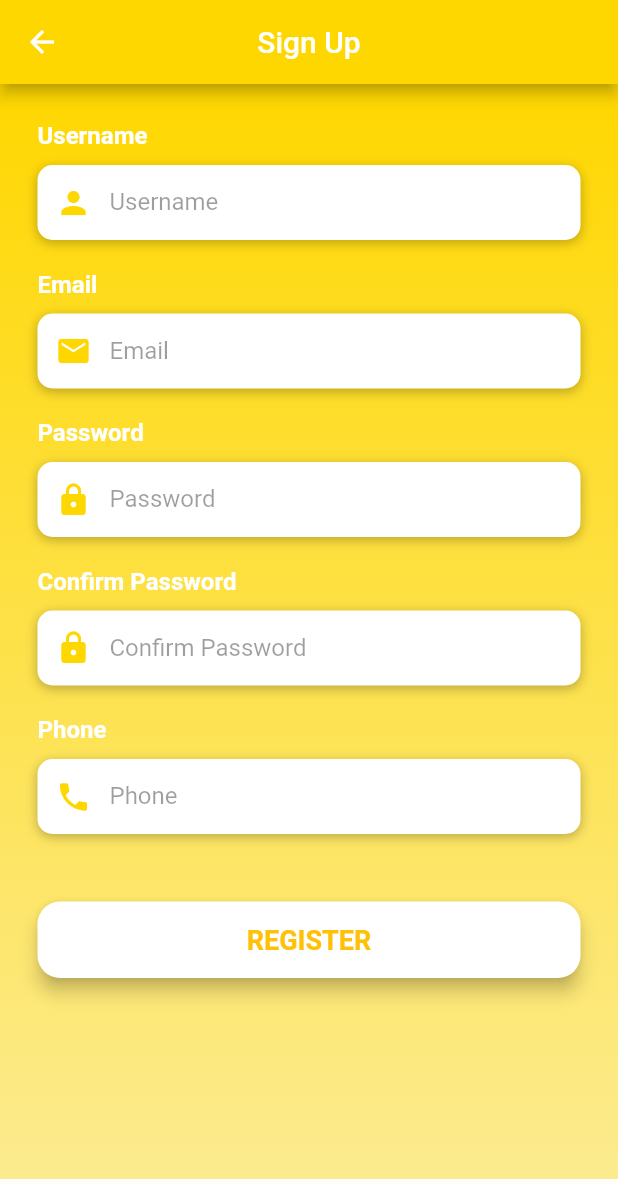
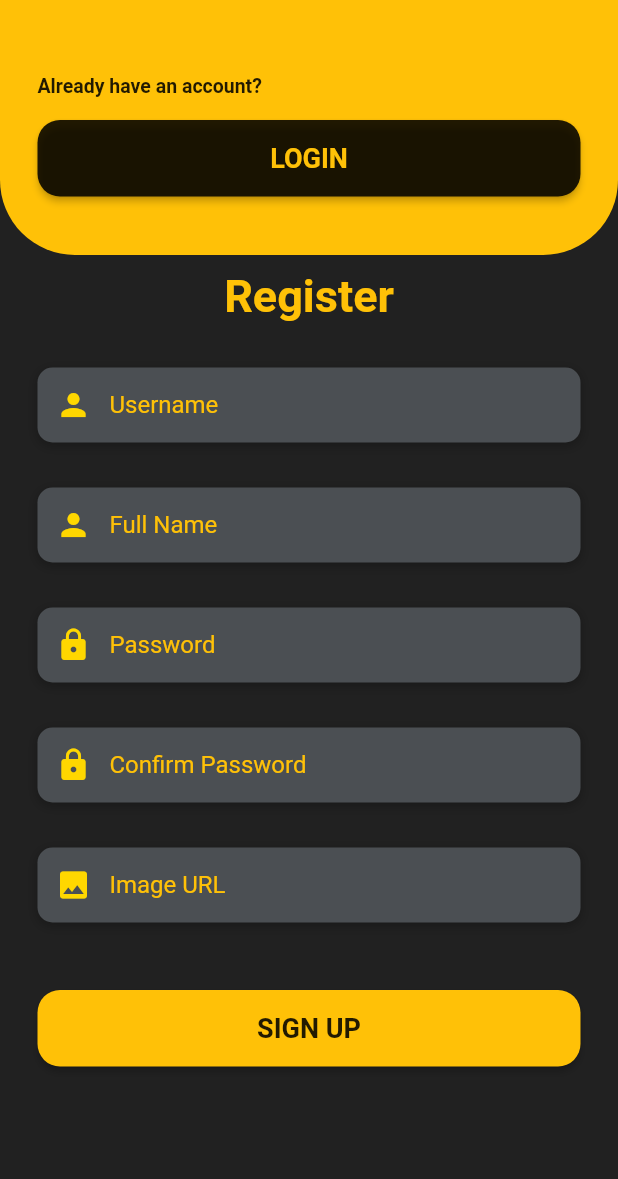
Before and after one commit to kichiro37/BukuSun, a Flutter app: the Register screen opened directly, on a phone screen of 412 x 824 dp. Shown: the top 1179 px of the screen. Run offline on Flutter 3.47's test engine with Material 2 defaults, Android fonts, the phone set to English and light mode, and no system bars.

Commit message:
style:  fix layout login + register

```diff
--- a/lib/pages/register.dart
+++ b/lib/pages/register.dart
@@ -1,5 +1,17 @@
 import 'package:flutter/material.dart';
 import 'package:flutter/services.dart';
+
+class Account {
+  String username;
+  String name;
+  String password;
+
+  Account({
+    required this.username,
+    required this.name,
+    required this.password,
+  });
+}
 
 class Register extends StatefulWidget {
   const Register({Key? key}) : super(key: key);
@@ -8,20 +20,121 @@ class Register extends StatefulWidget {
   _RegisterState createState() => _RegisterState();
 }
 
+Widget buildLoginBtn(context) {
+  return Column(
+    crossAxisAlignment: CrossAxisAlignment.start,
+    children: [
+      Text(
+        'Already have an account?',
+        style: TextStyle(
+            color: Colors.black87, fontSize: 13, fontWeight: FontWeight.bold),
+      ),
+      Container(
+        padding: EdgeInsets.symmetric(vertical: 15),
+        width: double.infinity,
+        child: ElevatedButton(
+          style: ElevatedButton.styleFrom(
+            primary: Colors.black87,
+            padding: EdgeInsets.all(15),
+            shape:
+                RoundedRectangleBorder(borderRadius: BorderRadius.circular(15)),
+          ),
+          onPressed: () {
+            Navigator.of(context).pop();
+          },
+          child: Text(
+            'LOGIN',
+            style: TextStyle(
+                color: Colors.amber, fontSize: 18, fontWeight: FontWeight.bold),
+          ),
+        ),
+      )
+    ],
+  );
+}
+
+class _RegisterState extends State<Register> {
+  String? username, name, password;
+  var akun = [];
+
+  @override
+  Widget build(BuildContext context) {
+    return Scaffold(
+      body: AnnotatedRegion<SystemUiOverlayStyle>(
+        value: SystemUiOverlayStyle.light,
+        child: GestureDetector(
+          child: Stack(
+            children: [
+              Container(
+                height: double.infinity,
+                width: double.infinity,
+                color: Colors.black87,
+                child: SingleChildScrollView(
+                  physics: AlwaysScrollableScrollPhysics(),
+                  padding: EdgeInsets.symmetric(horizontal: 25, vertical: 180),
+                  child: Column(
+                    mainAxisAlignment: MainAxisAlignment.center,
+                    children: [
+                      Text(
+                        'Register',
+                        style: TextStyle(
+                            color: Colors.amber,
+                            fontSize: 30,
+                            fontWeight: FontWeight.bold),
+                      ),
+                      SizedBox(height: 20),
+                      buildUsername(),
+                      SizedBox(height: 20),
+                      buildName(),
+                      SizedBox(height: 20),
+                      buildPassword(),
+                      SizedBox(height: 20),
+                      buildRePassword(),
+                      SizedBox(height: 20),
+                      buildImgURL(),
+                      SizedBox(height: 20),
+                      buildRegisterBtn(),
+                    ],
+                  ),
+                ),
+              ),
+              ClipRRect(
+                borderRadius: BorderRadius.only(
+                    bottomLeft: Radius.circular(50.0),
+                    bottomRight: Radius.circular(50.0)),
+                child: Container(
+                  height: 170,
+                  width: double.infinity,
+                  color: Colors.amber,
+                  child: SingleChildScrollView(
+                    physics: AlwaysScrollableScrollPhysics(),
+                    padding: EdgeInsets.symmetric(horizontal: 25, vertical: 25),
+                    child: Column(
+                      mainAxisAlignment: MainAxisAlignment.center,
+                      children: [
+                        SizedBox(height: 25),
+                        buildLoginBtn(context),
+                      ],
+                    ),
+                  ),
+                ),
+              )
+            ],
+          ),
+        ),
+      ),
+    );
+  }
+
   Widget buildUsername() {
     return Column(
       crossAxisAlignment: CrossAxisAlignment.start,
       children: [
-      Text(
-        'Username',
-        style: TextStyle(
-            color: Colors.white, fontSize: 16, fontWeight: FontWeight.bold),
-      ),
         SizedBox(height: 10),
         Container(
           alignment: Alignment.centerLeft,
           decoration: BoxDecoration(
-            color: Colors.white,
+              color: Color(0xff4b4f53),
               borderRadius: BorderRadius.circular(10),
               boxShadow: [
                 BoxShadow(
@@ -29,8 +142,11 @@ Widget buildUsername() {
               ]),
           height: 50,
           child: TextField(
+            onChanged: (value) {
+              username = value;
+            },
             keyboardType: TextInputType.name,
-          style: TextStyle(color: Colors.black87),
+            style: TextStyle(color: Colors.amber),
             decoration: InputDecoration(
                 border: InputBorder.none,
                 contentPadding: EdgeInsets.only(top: 14),
@@ -39,27 +155,22 @@ Widget buildUsername() {
                   color: Color(0xffffd700),
                 ),
                 hintText: 'Username',
-              hintStyle: TextStyle(color: Colors.black38)),
+                hintStyle: TextStyle(color: Colors.amber)),
           ),
         )
       ],
     );
   }
 
-Widget buildEmail() {
+  Widget buildName() {
     return Column(
       crossAxisAlignment: CrossAxisAlignment.start,
       children: [
-      Text(
-        'Email',
-        style: TextStyle(
-            color: Colors.white, fontSize: 16, fontWeight: FontWeight.bold),
-      ),
         SizedBox(height: 10),
         Container(
           alignment: Alignment.centerLeft,
           decoration: BoxDecoration(
-            color: Colors.white,
+              color: Color(0xff4b4f53),
               borderRadius: BorderRadius.circular(10),
               boxShadow: [
                 BoxShadow(
@@ -67,17 +178,20 @@ Widget buildEmail() {
               ]),
           height: 50,
           child: TextField(
-          keyboardType: TextInputType.emailAddress,
-          style: TextStyle(color: Colors.black87),
+            onChanged: (value) {
+              name = value;
+            },
+            keyboardType: TextInputType.name,
+            style: TextStyle(color: Colors.amber),
             decoration: InputDecoration(
                 border: InputBorder.none,
                 contentPadding: EdgeInsets.only(top: 14),
                 prefixIcon: Icon(
-                Icons.email,
+                  Icons.person,
                   color: Color(0xffffd700),
                 ),
-              hintText: 'Email',
-              hintStyle: TextStyle(color: Colors.black38)),
+                hintText: 'Full Name',
+                hintStyle: TextStyle(color: Colors.amber)),
           ),
         )
       ],
@@ -88,16 +202,11 @@ Widget buildPassword() {
     return Column(
       crossAxisAlignment: CrossAxisAlignment.start,
       children: [
-      Text(
-        'Password',
-        style: TextStyle(
-            color: Colors.white, fontSize: 16, fontWeight: FontWeight.bold),
-      ),
         SizedBox(height: 10),
         Container(
           alignment: Alignment.centerLeft,
           decoration: BoxDecoration(
-            color: Colors.white,
+              color: Color(0xff4b4f53),
               borderRadius: BorderRadius.circular(10),
               boxShadow: [
                 BoxShadow(
@@ -105,8 +214,11 @@ Widget buildPassword() {
               ]),
           height: 50,
           child: TextField(
+            onChanged: (valuepassword) {
+              password = valuepassword;
+            },
             obscureText: true,
-          style: TextStyle(color: Colors.black87),
+            style: TextStyle(color: Colors.amber),
             decoration: InputDecoration(
                 border: InputBorder.none,
                 contentPadding: EdgeInsets.only(top: 14),
@@ -115,7 +227,7 @@ Widget buildPassword() {
                   color: Color(0xffffd700),
                 ),
                 hintText: 'Password',
-              hintStyle: TextStyle(color: Colors.black38)),
+                hintStyle: TextStyle(color: Colors.amber)),
           ),
         )
       ],
@@ -126,16 +238,11 @@ Widget buildRePassword() {
     return Column(
       crossAxisAlignment: CrossAxisAlignment.start,
       children: [
-      Text(
-        'Confirm Password',
-        style: TextStyle(
-            color: Colors.white, fontSize: 16, fontWeight: FontWeight.bold),
-      ),
         SizedBox(height: 10),
         Container(
           alignment: Alignment.centerLeft,
           decoration: BoxDecoration(
-            color: Colors.white,
+              color: Color(0xff4b4f53),
               borderRadius: BorderRadius.circular(10),
               boxShadow: [
                 BoxShadow(
@@ -144,7 +251,7 @@ Widget buildRePassword() {
           height: 50,
           child: TextField(
             obscureText: true,
-          style: TextStyle(color: Colors.black87),
+            style: TextStyle(color: Colors.amber),
             decoration: InputDecoration(
                 border: InputBorder.none,
                 contentPadding: EdgeInsets.only(top: 14),
@@ -153,27 +260,22 @@ Widget buildRePassword() {
                   color: Color(0xffffd700),
                 ),
                 hintText: 'Confirm Password',
-              hintStyle: TextStyle(color: Colors.black38)),
+                hintStyle: TextStyle(color: Colors.amber)),
           ),
         )
       ],
     );
   }
 
-Widget buildPhone() {
+  Widget buildImgURL() {
     return Column(
       crossAxisAlignment: CrossAxisAlignment.start,
       children: [
-      Text(
-        'Phone',
-        style: TextStyle(
-            color: Colors.white, fontSize: 16, fontWeight: FontWeight.bold),
-      ),
         SizedBox(height: 10),
         Container(
           alignment: Alignment.centerLeft,
           decoration: BoxDecoration(
-            color: Colors.white,
+              color: Color(0xff4b4f53),
               borderRadius: BorderRadius.circular(10),
               boxShadow: [
                 BoxShadow(
@@ -181,17 +283,17 @@ Widget buildPhone() {
               ]),
           height: 50,
           child: TextField(
-          keyboardType: TextInputType.phone,
-          style: TextStyle(color: Colors.black87),
+            keyboardType: TextInputType.text,
+            style: TextStyle(color: Colors.amber),
             decoration: InputDecoration(
                 border: InputBorder.none,
                 contentPadding: EdgeInsets.only(top: 14),
                 prefixIcon: Icon(
-                Icons.phone,
+                  Icons.image,
                   color: Color(0xffffd700),
                 ),
-              hintText: 'Phone',
-              hintStyle: TextStyle(color: Colors.black38)),
+                hintText: 'Image URL',
+                hintStyle: TextStyle(color: Colors.amber)),
           ),
         )
       ],
@@ -202,72 +304,24 @@ Widget buildRegisterBtn() {
     return Container(
       padding: EdgeInsets.symmetric(vertical: 25),
       width: double.infinity,
-    child: RaisedButton(
-      elevation: 5,
+      child: ElevatedButton(
+        style: ElevatedButton.styleFrom(
+          primary: Colors.amber,
+          padding: EdgeInsets.all(15),
+          shape:
+              RoundedRectangleBorder(borderRadius: BorderRadius.circular(15)),
+        ),
         onPressed: () {
-        print('Register Pressed');
+          // akun.add(Account(
+          //     username: username.toString(),
+          //     name: name.toString(),
+          //     password: password.toString()));
+          // print(akun.map((E) => ));
         },
-      padding: EdgeInsets.all(15),
-      shape: RoundedRectangleBorder(borderRadius: BorderRadius.circular(15)),
-      color: Colors.white,
         child: Text(
-        'REGISTER',
+          'SIGN UP',
           style: TextStyle(
-            color: Colors.amber, fontSize: 18, fontWeight: FontWeight.bold),
-      ),
-    ),
-  );
-}
-
-class _RegisterState extends State<Register> {
-  @override
-  Widget build(BuildContext context) {
-    return Scaffold(
-      appBar: AppBar(
-          backgroundColor: Color(0xffffd700),
-          centerTitle: true,
-          title: Text('Sign Up')),
-      body: AnnotatedRegion<SystemUiOverlayStyle>(
-        value: SystemUiOverlayStyle.light,
-        child: GestureDetector(
-          child: Stack(
-            children: [
-              Container(
-                height: double.infinity,
-                width: double.infinity,
-                decoration: BoxDecoration(
-                    gradient: LinearGradient(
-                        begin: Alignment.topCenter,
-                        end: Alignment.bottomCenter,
-                        colors: [
-                      Color(0xffffd700),
-                      Color(0xccffd700),
-                      Color(0x99ffd700),
-                      Color(0x66ffd700),
-                    ])),
-                child: SingleChildScrollView(
-                  physics: AlwaysScrollableScrollPhysics(),
-                  padding: EdgeInsets.symmetric(horizontal: 25, vertical: 25),
-                  child: Column(
-                    mainAxisAlignment: MainAxisAlignment.center,
-                    children: [
-                      buildUsername(),
-                      SizedBox(height: 20),
-                      buildEmail(),
-                      SizedBox(height: 20),
-                      buildPassword(),
-                      SizedBox(height: 20),
-                      buildRePassword(),
-                      SizedBox(height: 20),
-                      buildPhone(),
-                      SizedBox(height: 20),
-                      buildRegisterBtn(),
-                    ],
-                  ),
-                ),
-              )
-            ],
-          ),
+              color: Colors.black87, fontSize: 18, fontWeight: FontWeight.bold),
         ),
       ),
     );
--- a/lib/widgets/buku.dart
+++ b/lib/widgets/buku.dart
@@ -87,7 +87,10 @@ class Buku extends StatelessWidget {
                 Container(
                   margin: EdgeInsets.only(right: 10),
                   child: Center(
-                    child: RaisedButton(
+                    child: ElevatedButton(
+                      style: ElevatedButton.styleFrom(
+                        primary: Colors.lightBlue,
+                      ),
                       onPressed: () {
                         print("beli");
                       },
@@ -95,7 +98,6 @@ class Buku extends StatelessWidget {
                         "Beli",
                         style: TextStyle(color: Colors.white),
                       ),
-                      color: Colors.lightBlue,
                     ),
                   ),
                 ),
```
Also changed, not shown: lib/pages/login.dart (+67 -62 lines). Lines whose indentation alone changed are shown as unchanged.
